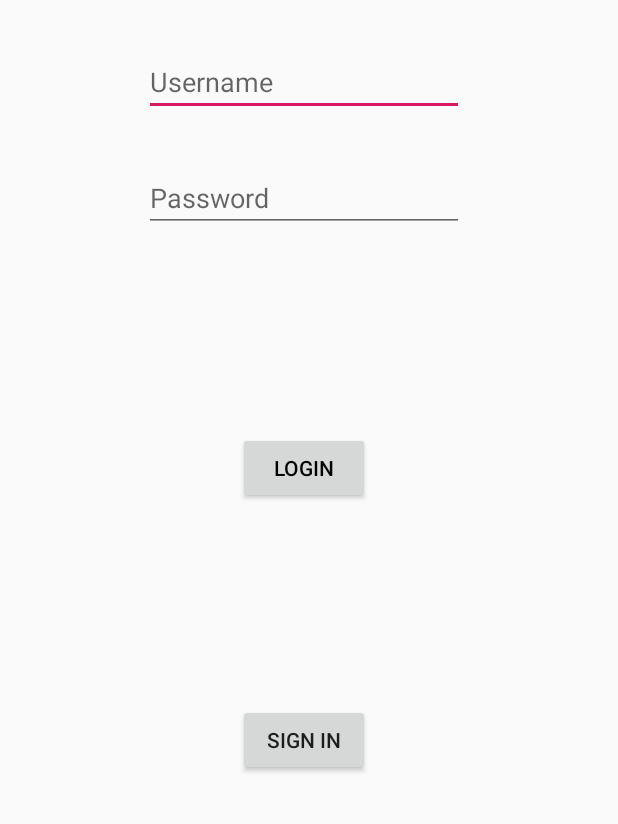
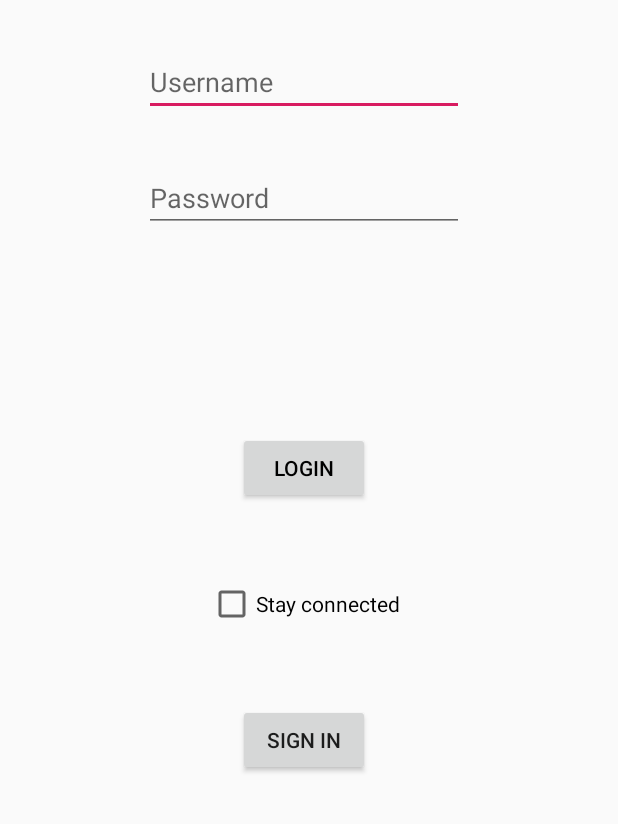
Before and after one commit to cardote/TrainingDay, an Android app: the screen it shows after launch (LoginActivity), on a phone screen of 412 x 824 dp, the part 412-1236 px from its top. Run offline under Robolectric (Android 15) with nearby library versions, the phone set to English and light mode, and no system bars.

Commit message:
essa merda ae v2

```diff
--- a/app/src/main/java/br/com/cardote/fichadetreino/LoginActivity.kt
+++ b/app/src/main/java/br/com/cardote/fichadetreino/LoginActivity.kt
@@ -1,13 +1,16 @@
 package br.com.cardote.fichadetreino
 
 import android.content.Intent
+import android.content.SharedPreferences
 import android.support.v7.app.AppCompatActivity
 import android.os.Bundle
 import android.util.Log
 import android.view.ViewGroup
 import android.widget.Button
+import android.widget.CheckBox
 import android.widget.Toast
 import br.com.cardote.fichadetreino.dialogs.RegisterUserDialog
+import br.com.cardote.fichadetreino.helpers.PreferencesHelper
 import br.com.cardote.fichadetreino.models.User
 import br.com.cardote.fichadetreino.service.User.UserWebClient
 import kotlinx.android.synthetic.main.activity_login.*
@@ -16,15 +19,16 @@ class LoginActivity : AppCompatActivity() {
 
     private lateinit var btnSignin: Button
     private lateinit var btnLogin: Button
+    private lateinit var cbStay: CheckBox
+    private lateinit var preferencesHelper : PreferencesHelper
 
     override fun onCreate(savedInstanceState: Bundle?) {
         super.onCreate(savedInstanceState)
         setContentView(R.layout.activity_login)
-
+        preferencesHelper = PreferencesHelper(this)
+        stay()
         signin()
         login()
-
-
 
     }
 
@@ -69,10 +73,23 @@ class LoginActivity : AppCompatActivity() {
         }
     }
 
+    private fun stay(){
+        cbStay = cbStayid
+
+
+
+        cbStay.setOnCheckedChangeListener { buttonView, isChecked ->
+            if(isChecked){
+                preferencesHelper.stayConnected = true
+
+            }
+        }
+    }
+
     private fun callMainActivity(user: User){
         val intent = Intent(this@LoginActivity, MainActivity::class.java)
         intent.setFlags(Intent.FLAG_ACTIVITY_NO_ANIMATION)
-        intent.putExtra("user", user)
+        preferencesHelper.user = user.user
         startActivity(intent)
     }
 }
--- a/app/src/main/java/br/com/cardote/fichadetreino/MainActivity.kt
+++ b/app/src/main/java/br/com/cardote/fichadetreino/MainActivity.kt
@@ -10,6 +10,7 @@ import android.widget.Toast
 import br.com.cardote.fichadetreino.adapters.FragmentViewPagerAdapter
 import br.com.cardote.fichadetreino.fragments.AddTrainingFragment
 import br.com.cardote.fichadetreino.fragments.ListFragment
+import br.com.cardote.fichadetreino.helpers.PreferencesHelper
 import br.com.cardote.fichadetreino.models.User
 import kotlinx.android.synthetic.main.activity_main.*
 
@@ -19,6 +20,7 @@ class MainActivity : AppCompatActivity() {
 
     private val fragments = listOf(ListFragment(), AddTrainingFragment())
     private lateinit var user : User
+    private lateinit var preferencesHelper : PreferencesHelper
 
     override fun onCreate(savedInstanceState: Bundle?) {
         super.onCreate(savedInstanceState)
@@ -26,7 +28,9 @@ class MainActivity : AppCompatActivity() {
 
         setSupportActionBar(toolbar)
 
-        user = intent.extras.get("user") as User
+        preferencesHelper = PreferencesHelper(this)
+
+        user = User(preferencesHelper.user, "")
 
 
         setupToolbar()
@@ -96,6 +100,7 @@ class MainActivity : AppCompatActivity() {
                 val intent = Intent(this@MainActivity, LoginActivity::class.java)
                 intent.setFlags(Intent.FLAG_ACTIVITY_NO_ANIMATION)
                 startActivity(intent)
+                preferencesHelper.stayConnected = false
                 this@MainActivity.finish()
             }
         }
--- a/app/src/main/java/br/com/cardote/fichadetreino/SplashScreen.kt
+++ b/app/src/main/java/br/com/cardote/fichadetreino/SplashScreen.kt
@@ -4,11 +4,9 @@ import android.support.v7.app.AppCompatActivity
 import android.os.Bundle
 import android.os.Handler
 import android.view.animation.AnimationUtils
-import android.view.animation.Animation
 import android.widget.ImageView
 import android.content.Intent
-
-
+import br.com.cardote.fichadetreino.helpers.PreferencesHelper
 
 
 class SplashScreen : AppCompatActivity() {
@@ -17,10 +15,13 @@ class SplashScreen : AppCompatActivity() {
     private val SPLASH_DISPLAY_LENGTH = 3500L
 
     private lateinit var ivLogo : ImageView
+    private lateinit var preferencesHelper : PreferencesHelper
 
     override fun onCreate(savedInstanceState: Bundle?) {
         super.onCreate(savedInstanceState)
         setContentView(R.layout.activity_splash_screen)
+
+        preferencesHelper = PreferencesHelper(this)
 
         ivLogo = findViewById(R.id.splash)
         carregar()
@@ -39,12 +40,20 @@ class SplashScreen : AppCompatActivity() {
         iv.startAnimation(anim)
 
         Handler().postDelayed({
-            val intent = Intent(this@SplashScreen, LoginActivity::class.java)
-            intent.setFlags(Intent.FLAG_ACTIVITY_NO_ANIMATION)
-            startActivity(intent)
+            if(preferencesHelper.stayConnected){
+                callActivity(MainActivity())
+            } else {
+                callActivity(LoginActivity())
+            }
 
             this@SplashScreen.finish()
         }, SPLASH_DISPLAY_LENGTH)
 
     }
+
+    private fun callActivity(activity: AppCompatActivity){
+        val intent = Intent(this@SplashScreen, activity::class.java)
+        intent.setFlags(Intent.FLAG_ACTIVITY_NO_ANIMATION)
+        startActivity(intent)
+    }
 }
--- /dev/null
+++ b/app/src/main/java/br/com/cardote/fichadetreino/helpers/PreferencesHelper.kt
@@ -0,0 +1,20 @@
+package br.com.cardote.fichadetreino.helpers
+
+import android.content.Context
+import android.preference.PreferenceManager
+
+class PreferencesHelper(context: Context) {
+
+    companion object {
+        private const val STAY = "STAY"
+        private const val USER = "USER"
+    }
+    private val preferences = PreferenceManager.getDefaultSharedPreferences(context)
+
+
+    var stayConnected = preferences.getBoolean(STAY, false)
+        set(value) = preferences.edit().putBoolean(STAY, value).apply()
+
+    var user = preferences.getString(USER, "")
+        set(value) = preferences.edit().putString(USER, value).apply()
+}
--- a/app/src/main/res/layout/activity_login.xml
+++ b/app/src/main/res/layout/activity_login.xml
@@ -68,6 +68,15 @@
             android:id="@+id/btSignin" app:layout_constraintEnd_toEndOf="@+id/btLogin"
             app:layout_constraintStart_toStartOf="@+id/btLogin" android:layout_marginBottom="@dimen/default_margin_login"
             app:layout_constraintBottom_toBottomOf="parent"/>
+    <CheckBox
+            android:text="@string/label_stay"
+            android:layout_width="wrap_content"
+            android:layout_height="wrap_content"
+            android:id="@+id/cbStayid"
+            app:layout_constraintEnd_toEndOf="@+id/btLogin"
+            app:layout_constraintStart_toStartOf="@+id/btLogin" android:layout_marginTop="8dp"
+            app:layout_constraintTop_toBottomOf="@+id/btLogin" android:layout_marginBottom="8dp"
+            app:layout_constraintBottom_toTopOf="@+id/btSignin"/>
 
 
 </android.support.constraint.ConstraintLayout>
--- a/app/src/main/res/values/strings.xml
+++ b/app/src/main/res/values/strings.xml
@@ -25,6 +25,7 @@
     <string name="version">Version 1.0</string>
     <string name="label_username">Username</string>
     <string name="label_password">Password</string>
+    <string name="label_stay">Stay connected</string>
 
 
 
```
Also changed, not shown: 1 other file.
